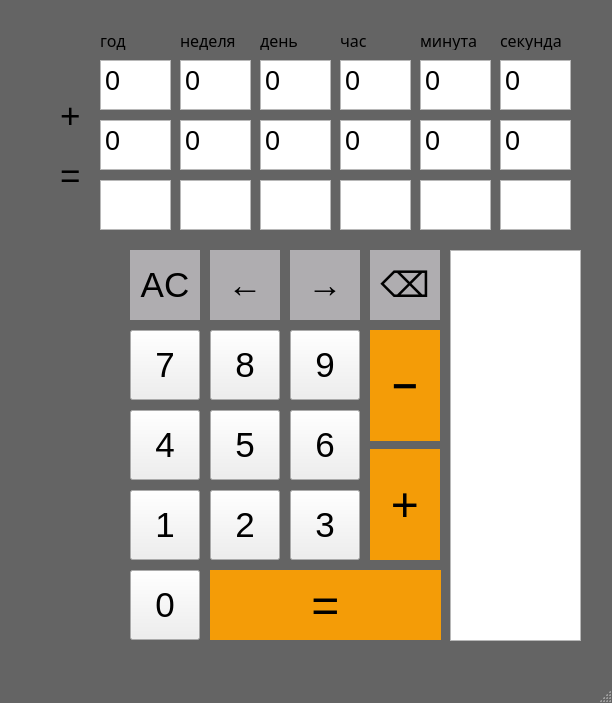
The window that mainwindow.ui (kirill737/CalculatorLab2) describes before a commit, drawn with Qt 5.
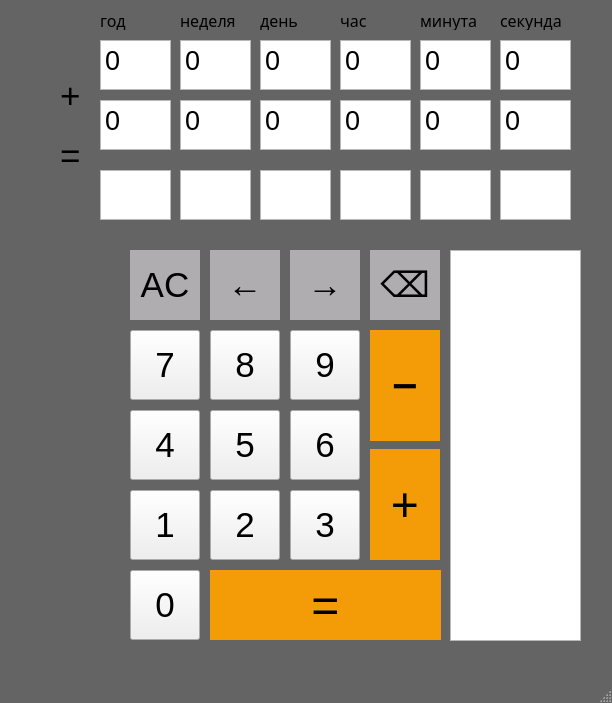
The same window after the commit.

What changed in the file:
```diff
--- a/mainwindow.ui
+++ b/mainwindow.ui
@@ -399,7 +399,7 @@
     <property name="geometry">
      <rect>
       <x>60</x>
-      <y>160</y>
+      <y>140</y>
       <width>31</width>
       <height>31</height>
      </rect>
@@ -448,7 +448,7 @@
     <property name="geometry">
      <rect>
       <x>60</x>
-      <y>100</y>
+      <y>80</y>
       <width>31</width>
       <height>31</height>
      </rect>
@@ -477,7 +477,7 @@
     <property name="geometry">
      <rect>
       <x>180</x>
-      <y>60</y>
+      <y>40</y>
       <width>71</width>
       <height>50</height>
      </rect>
@@ -508,7 +508,7 @@
     <property name="geometry">
      <rect>
       <x>260</x>
-      <y>60</y>
+      <y>40</y>
       <width>71</width>
       <height>50</height>
      </rect>
@@ -539,7 +539,7 @@
     <property name="geometry">
      <rect>
       <x>340</x>
-      <y>60</y>
+      <y>40</y>
       <width>71</width>
       <height>50</height>
      </rect>
@@ -570,7 +570,7 @@
     <property name="geometry">
      <rect>
       <x>420</x>
-      <y>60</y>
+      <y>40</y>
       <width>71</width>
       <height>50</height>
      </rect>
@@ -601,7 +601,7 @@
     <property name="geometry">
      <rect>
       <x>500</x>
-      <y>60</y>
+      <y>40</y>
       <width>71</width>
       <height>50</height>
      </rect>
@@ -632,7 +632,7 @@
     <property name="geometry">
      <rect>
       <x>260</x>
-      <y>120</y>
+      <y>100</y>
       <width>71</width>
       <height>50</height>
      </rect>
@@ -663,7 +663,7 @@
     <property name="geometry">
      <rect>
       <x>420</x>
-      <y>120</y>
+      <y>100</y>
       <width>71</width>
       <height>50</height>
      </rect>
@@ -694,7 +694,7 @@
     <property name="geometry">
      <rect>
       <x>340</x>
-      <y>120</y>
+      <y>100</y>
       <width>71</width>
       <height>50</height>
      </rect>
@@ -725,7 +725,7 @@
     <property name="geometry">
      <rect>
       <x>180</x>
-      <y>120</y>
+      <y>100</y>
       <width>71</width>
       <height>50</height>
      </rect>
@@ -756,7 +756,7 @@
     <property name="geometry">
      <rect>
       <x>500</x>
-      <y>120</y>
+      <y>100</y>
       <width>71</width>
       <height>50</height>
      </rect>
@@ -787,7 +787,7 @@
     <property name="geometry">
      <rect>
       <x>100</x>
-      <y>120</y>
+      <y>100</y>
       <width>71</width>
       <height>50</height>
      </rect>
@@ -818,7 +818,7 @@
     <property name="geometry">
      <rect>
       <x>260</x>
-      <y>180</y>
+      <y>170</y>
       <width>71</width>
       <height>50</height>
      </rect>
@@ -849,7 +849,7 @@
     <property name="geometry">
      <rect>
       <x>420</x>
-      <y>180</y>
+      <y>170</y>
       <width>71</width>
       <height>50</height>
      </rect>
@@ -880,7 +880,7 @@
     <property name="geometry">
      <rect>
       <x>340</x>
-      <y>180</y>
+      <y>170</y>
       <width>71</width>
       <height>50</height>
      </rect>
@@ -911,7 +911,7 @@
     <property name="geometry">
      <rect>
       <x>180</x>
-      <y>180</y>
+      <y>170</y>
       <width>71</width>
       <height>50</height>
      </rect>
@@ -942,7 +942,7 @@
     <property name="geometry">
      <rect>
       <x>500</x>
-      <y>180</y>
+      <y>170</y>
       <width>71</width>
       <height>50</height>
      </rect>
@@ -973,7 +973,7 @@
     <property name="geometry">
      <rect>
       <x>100</x>
-      <y>180</y>
+      <y>170</y>
       <width>71</width>
       <height>50</height>
      </rect>
@@ -1004,7 +1004,7 @@
     <property name="geometry">
      <rect>
       <x>500</x>
-      <y>30</y>
+      <y>10</y>
       <width>71</width>
       <height>20</height>
      </rect>
@@ -1024,7 +1024,7 @@
     <property name="geometry">
      <rect>
       <x>420</x>
-      <y>30</y>
+      <y>10</y>
       <width>71</width>
       <height>20</height>
      </rect>
@@ -1044,7 +1044,7 @@
     <property name="geometry">
      <rect>
       <x>340</x>
-      <y>30</y>
+      <y>10</y>
       <width>71</width>
       <height>20</height>
      </rect>
@@ -1064,7 +1064,7 @@
     <property name="geometry">
      <rect>
       <x>260</x>
-      <y>30</y>
+      <y>10</y>
       <width>71</width>
       <height>20</height>
      </rect>
@@ -1084,7 +1084,7 @@
     <property name="geometry">
      <rect>
       <x>180</x>
-      <y>30</y>
+      <y>10</y>
       <width>71</width>
       <height>20</height>
      </rect>
@@ -1104,7 +1104,7 @@
     <property name="geometry">
      <rect>
       <x>100</x>
-      <y>30</y>
+      <y>10</y>
       <width>71</width>
       <height>20</height>
      </rect>
@@ -1124,7 +1124,7 @@
     <property name="geometry">
      <rect>
       <x>100</x>
-      <y>60</y>
+      <y>40</y>
       <width>71</width>
       <height>50</height>
      </rect>
@@ -1151,6 +1151,25 @@
      <string/>
     </property>
    </widget>
+   <widget class="QLabel" name="label_answerSign">
+    <property name="geometry">
+     <rect>
+      <x>60</x>
+      <y>170</y>
+      <width>31</width>
+      <height>31</height>
+     </rect>
+    </property>
+    <property name="font">
+     <font>
+      <family>Segoe UI Symbol</family>
+      <pointsize>26</pointsize>
+     </font>
+    </property>
+    <property name="text">
+     <string/>
+    </property>
+   </widget>
   </widget>
   <widget class="QMenuBar" name="menubar">
    <property name="geometry">
```
